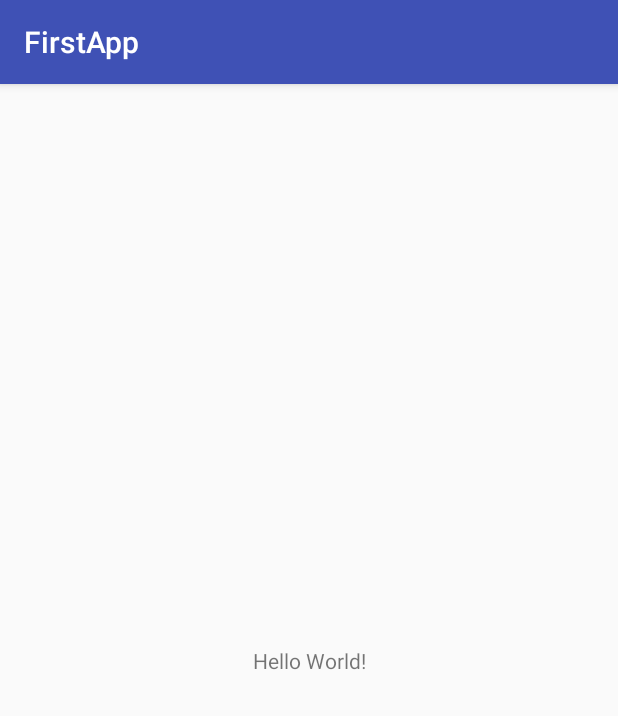
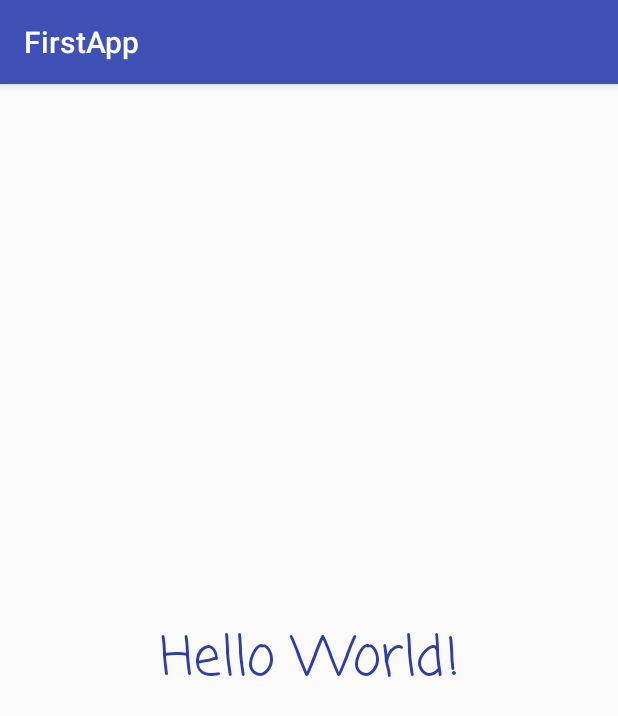
Before and after one commit to waffoo/app, an Android app: the screen it shows after launch (MainActivity), on a phone screen of 412 x 824 dp. Shown: the top 716 px of the screen. Run offline under Robolectric (Android 15) with nearby library versions, the phone set to English and light mode, and no system bars.

Commit message:
Hello World!

```diff
--- a/AndroidStudioProjects/FirstApp/app/src/main/java/com/example/firstapp/MainActivity.java
+++ b/AndroidStudioProjects/FirstApp/app/src/main/java/com/example/firstapp/MainActivity.java
@@ -2,28 +2,12 @@ package com.example.firstapp;
 
 import android.support.v7.app.AppCompatActivity;
 import android.os.Bundle;
-import android.widget.TextView;
 
 public class MainActivity extends AppCompatActivity {
-
-    // Used to load the 'native-lib' library on application startup.
-    static {
-        System.loadLibrary("native-lib");
-    }
 
     @Override
     protected void onCreate(Bundle savedInstanceState) {
         super.onCreate(savedInstanceState);
         setContentView(R.layout.activity_main);
-
-        // Example of a call to a native method
-        TextView tv = (TextView) findViewById(R.id.sample_text);
-        tv.setText(stringFromJNI());
     }
-
-    /**
-     * A native method that is implemented by the 'native-lib' native library,
-     * which is packaged with this application.
-     */
-    public native String stringFromJNI();
 }
--- a/AndroidStudioProjects/FirstApp/app/src/main/res/layout/activity_main.xml
+++ b/AndroidStudioProjects/FirstApp/app/src/main/res/layout/activity_main.xml
@@ -7,10 +7,13 @@
     tools:context=".MainActivity">
 
     <TextView
-        android:id="@+id/sample_text"
-        android:layout_width="wrap_content"
-        android:layout_height="wrap_content"
+        android:layout_width="266dp"
+        android:layout_height="78dp"
+        android:gravity="center_vertical|center"
         android:text="Hello World!"
+        android:textColor="?android:attr/colorPrimaryDark"
+        android:textSize="36sp"
+        app:fontFamily="casual"
         app:layout_constraintBottom_toBottomOf="parent"
         app:layout_constraintLeft_toLeftOf="parent"
         app:layout_constraintRight_toRightOf="parent"
```
Also changed, not shown: AndroidStudioProjects/FirstApp/app/build.gradle (+0 -10 lines), AndroidStudioProjects/FirstApp/gradle/wrapper/gradle-wrapper.properties, 2 other files.
